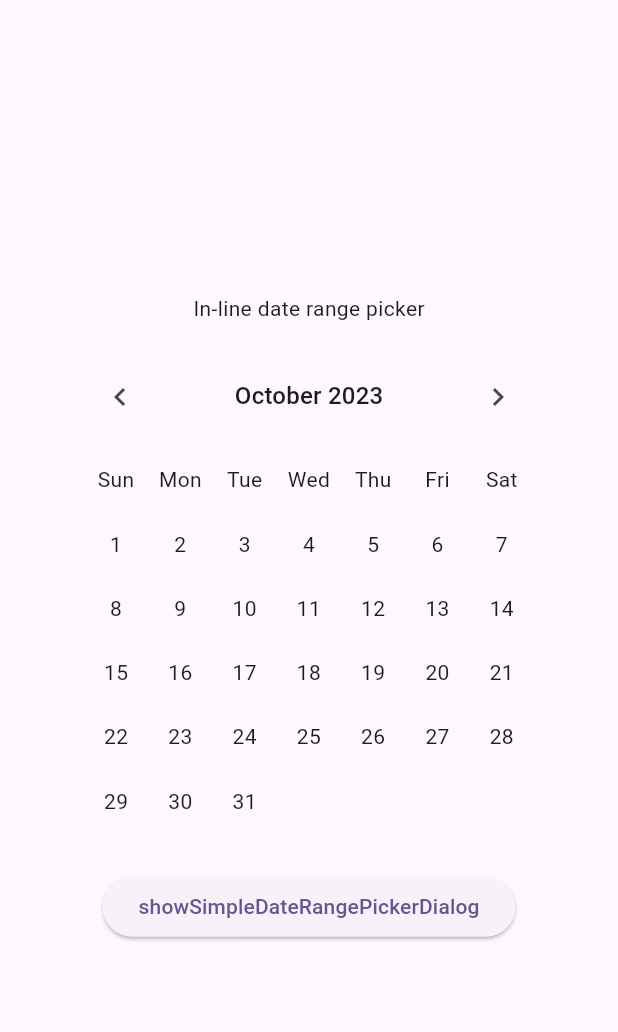
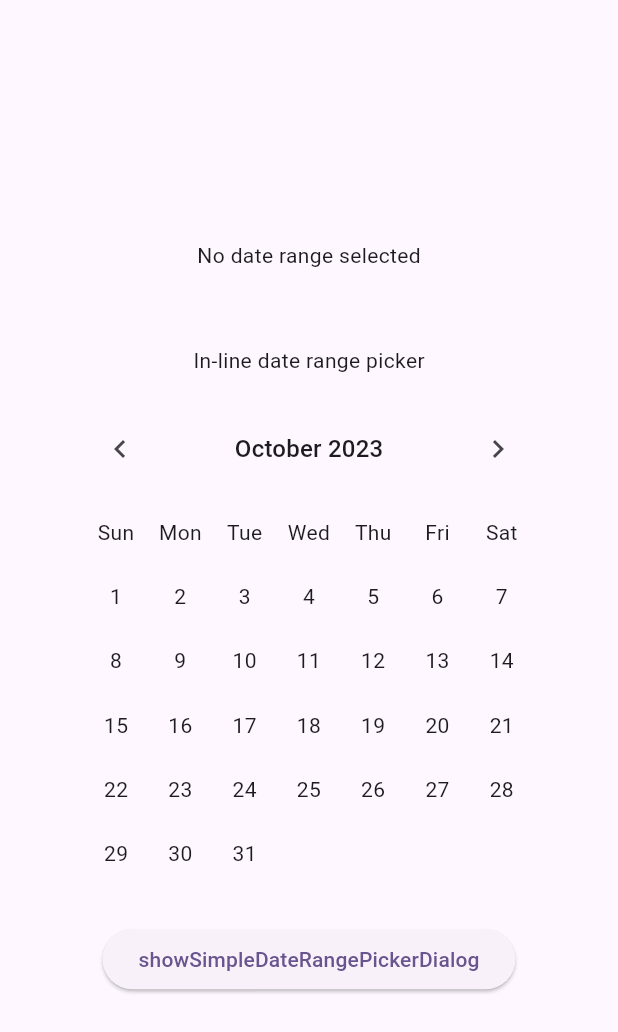
Before and after one commit to andyhorn/simple_date_range_picker, a Flutter app: the screen it shows after launch, on a phone screen of 412 x 824 dp. Shown: the top 1032 px of the screen. Run offline on Flutter 3.47's test engine with Material 2 defaults, Android fonts, the phone set to English and light mode, and no system bars.

Commit message:
feat: Improve date range label in example

```diff
--- a/example/lib/main.dart
+++ b/example/lib/main.dart
@@ -42,12 +42,14 @@ class _DemoPageState extends State<DemoPage> {
           mainAxisAlignment: MainAxisAlignment.center,
           mainAxisSize: MainAxisSize.max,
           children: [
-            if (selectedDateRange != null) ...[
+            if (selectedDateRange == null) ...[
+              const Text('No date range selected'),
+            ] else ...[
               Text(
                 'Selected Date Range: ${DateFormat.yMMMd().format(selectedDateRange!.start)} - ${DateFormat.yMMMd().format(selectedDateRange!.end)}',
               ),
-              const SizedBox(height: 50),
             ],
+            const SizedBox(height: 50),
             const Text('In-line date range picker'),
             const SizedBox(height: 25),
             Flexible(
```
